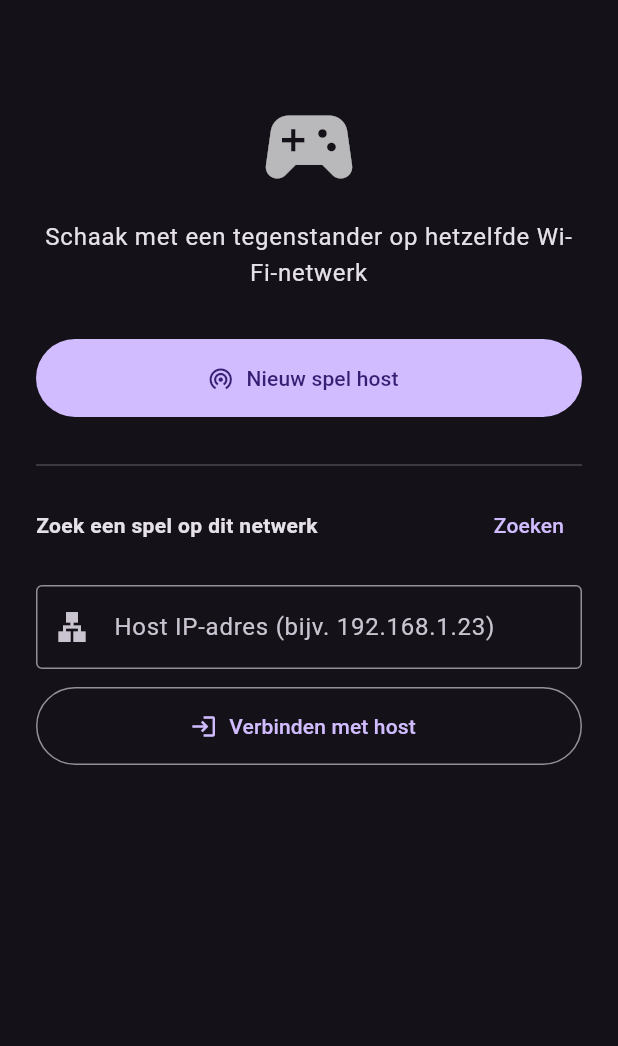
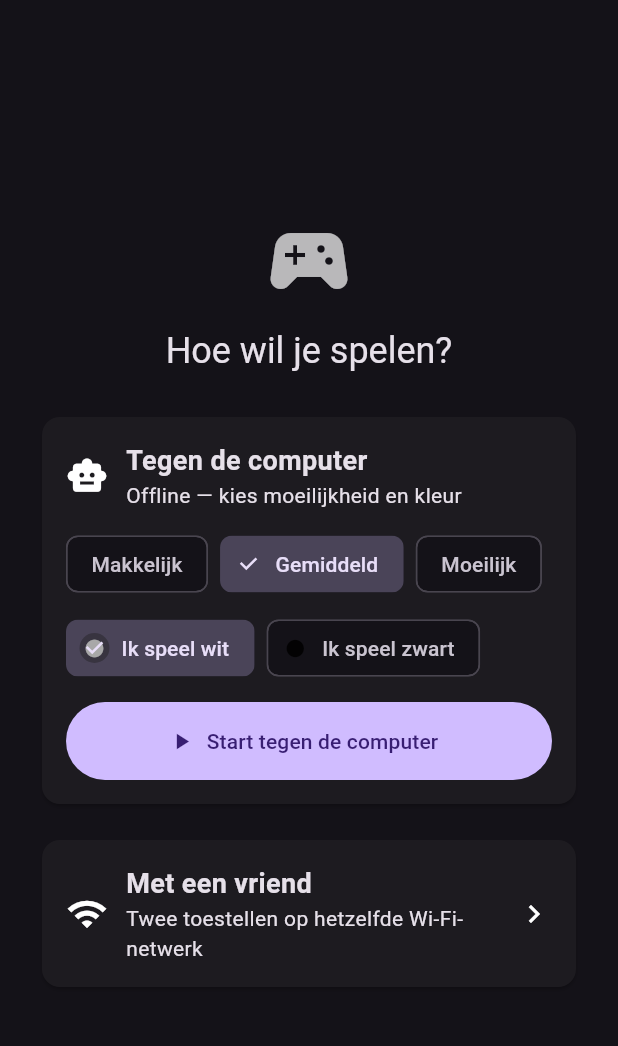
Before and after one commit to danield76799/Chess-multiplayer, a Flutter app: the screen it shows after launch, on a phone screen of 412 x 824 dp, the part 63-1109 px from its top. Run offline on Flutter 3.47's test engine with Material 3 defaults, Android fonts, the phone set to English and light mode, and no system bars; missing offline and left inert: chess, flutter_chess_board.

Commit message:
feat: singleplayer-modus tegen ingebouwde computer
- Nieuw opstartscherm met keuze: 'Tegen de computer' (makkelijk /
  gemiddeld / pittig, met kleurkeuze) of 'Met een vriend' (LAN, zoals
  voorheen).
- Minimax-engine met alpha-beta snoeiing en MVV-LVA-ordening
  (lib/services/chess_ai.dart), met materiaal + stuk-vierkanttabellen.
- SinglePlayerScreen met zet-terugdraaien, opnieuw beginnen en
  automatische AI-zet; draait volledig offline.
- Bestaande P2P-menu verschoven naar apart multiplayer-scherm.
- Tests voor de AI + bijgewerkte widget-test voor het nieuwe
  opstartscherm. Versie 1.2.0+3.

```diff
--- a/lib/main.dart
+++ b/lib/main.dart
@@ -1,7 +1,7 @@
 import 'package:flutter/material.dart';
 import 'package:provider/provider.dart';
 import 'services/p2p_chess_service.dart';
-import 'screens/menu_screen.dart';
+import 'screens/home_screen.dart';
 
 void main() {
   runApp(
@@ -20,7 +20,7 @@ class MyApp extends StatelessWidget {
     return MaterialApp(
       title: 'P2P Chess',
       theme: ThemeData.dark(useMaterial3: true),
-      home: const MenuScreen(),
+      home: const HomeScreen(),
     );
   }
 }
--- /dev/null
+++ b/lib/screens/home_screen.dart
@@ -0,0 +1,181 @@
+import 'package:flutter/material.dart';
+
+import '../services/chess_ai.dart';
+import 'menu_screen.dart';
+import 'single_player_screen.dart';
+
+/// Opstartscherm: kies tussen alleen spelen (tegen de computer)
+/// of met een vriend op hetzelfde Wi-Fi-netwerk.
+class HomeScreen extends StatefulWidget {
+  const HomeScreen({super.key});
+
+  @override
+  State<HomeScreen> createState() => _HomeScreenState();
+}
+
+class _HomeScreenState extends State<HomeScreen> {
+  AIDifficulty _aiDifficulty = AIDifficulty.normaal;
+  bool _playerWhite = true;
+
+  @override
+  Widget build(BuildContext context) {
+    final theme = Theme.of(context);
+    return Scaffold(
+      appBar: AppBar(title: const Text('P2P Chess')),
+      body: SafeArea(
+        child: Center(
+          child: ConstrainedBox(
+            constraints: const BoxConstraints(maxWidth: 520),
+            child: SingleChildScrollView(
+              padding: const EdgeInsets.all(24),
+              child: Column(
+                crossAxisAlignment: CrossAxisAlignment.stretch,
+                children: [
+                  const SizedBox(height: 8),
+                  const Icon(Icons.sports_esports, size: 64, color: Colors.white70),
+                  const SizedBox(height: 12),
+                  Text(
+                    'Hoe wil je spelen?',
+                    textAlign: TextAlign.center,
+                    style: theme.textTheme.headlineSmall,
+                  ),
+                  const SizedBox(height: 24),
+
+                  // ── Tegen de computer ─────────────────────────────
+                  Card(
+                    clipBehavior: Clip.antiAlias,
+                    child: Padding(
+                      padding: const EdgeInsets.all(16),
+                      child: Column(
+                        crossAxisAlignment: CrossAxisAlignment.stretch,
+                        children: [
+                          const Row(
+                            children: [
+                              Icon(Icons.smart_toy, size: 28),
+                              SizedBox(width: 12),
+                              Expanded(
+                                child: Column(
+                                  crossAxisAlignment: CrossAxisAlignment.start,
+                                  children: [
+                                    Text(
+                                      'Tegen de computer',
+                                      style: TextStyle(
+                                        fontSize: 18,
+                                        fontWeight: FontWeight.bold,
+                                      ),
+                                    ),
+                                    Text('Offline — kies moeilijkheid en kleur'),
+                                  ],
+                                ),
+                              ),
+                            ],
+                          ),
+                          const SizedBox(height: 12),
+                          Wrap(
+                            spacing: 8,
+                            children: [
+                              ChoiceChip(
+                                label: const Text('Makkelijk'),
+                                selected: _aiDifficulty == AIDifficulty.makkelijk,
+                                onSelected: (_) =>
+                                    setState(() => _aiDifficulty = AIDifficulty.makkelijk),
+                              ),
+                              ChoiceChip(
+                                label: const Text('Gemiddeld'),
+                                selected: _aiDifficulty == AIDifficulty.normaal,
+                                onSelected: (_) =>
+                                    setState(() => _aiDifficulty = AIDifficulty.normaal),
+                              ),
+                              ChoiceChip(
+                                label: const Text('Moeilijk'),
+                                selected: _aiDifficulty == AIDifficulty.moeilijk,
+                                onSelected: (_) =>
+                                    setState(() => _aiDifficulty = AIDifficulty.moeilijk),
+                              ),
+                            ],
+                          ),
+                          const SizedBox(height: 8),
+                          Wrap(
+                            spacing: 8,
+                            children: [
+                              ChoiceChip(
+                                avatar: const Icon(Icons.circle, size: 14, color: Colors.white),
+                                label: const Text('Ik speel wit'),
+                                selected: _playerWhite,
+                                onSelected: (_) => setState(() => _playerWhite = true),
+                              ),
+                              ChoiceChip(
+                                avatar: const Icon(Icons.circle, size: 14, color: Colors.black87),
+                                label: const Text('Ik speel zwart'),
+                                selected: !_playerWhite,
+                                onSelected: (_) => setState(() => _playerWhite = false),
+                              ),
+                            ],
+                          ),
+                          const SizedBox(height: 12),
+                          FilledButton.icon(
+                            onPressed: () => Navigator.push(
+                              context,
+                              MaterialPageRoute(
+                                builder: (_) => SinglePlayerScreen(
+                                  difficulty: _aiDifficulty,
+                                  playerIsWhite: _playerWhite,
+                                ),
+                              ),
+                            ),
+                            icon: const Icon(Icons.play_arrow),
+                            label: const Text('Start tegen de computer'),
+                            style: FilledButton.styleFrom(
+                              minimumSize: const Size.fromHeight(52),
+                            ),
+                          ),
+                        ],
+                      ),
+                    ),
+                  ),
+                  const SizedBox(height: 16),
+
+                  // ── Met een vriend via Wi-Fi ──────────────────────
+                  Card(
+                    clipBehavior: Clip.antiAlias,
+                    child: InkWell(
+                      onTap: () => Navigator.push(
+                        context,
+                        MaterialPageRoute(builder: (_) => const MenuScreen()),
+                      ),
+                      child: const Padding(
+                        padding: EdgeInsets.all(16),
+                        child: Row(
+                          children: [
+                            Icon(Icons.wifi, size: 28),
+                            SizedBox(width: 12),
+                            Expanded(
+                              child: Column(
+                                crossAxisAlignment: CrossAxisAlignment.start,
+                                children: [
+                                  Text(
+                                    'Met een vriend',
+                                    style: TextStyle(
+                                      fontSize: 18,
+                                      fontWeight: FontWeight.bold,
+                                    ),
+                                  ),
+                                  Text('Twee toestellen op hetzelfde Wi-Fi-netwerk'),
+                                ],
+                              ),
+                            ),
+                            Icon(Icons.chevron_right),
+                          ],
+                        ),
+                      ),
+                    ),
+                  ),
+                ],
+              ),
+            ),
+          ),
+        ),
+      ),
+    );
+  }
+}
--- a/lib/screens/menu_screen.dart
+++ b/lib/screens/menu_screen.dart
@@ -62,7 +62,7 @@ class _MenuScreenState extends State<MenuScreen> {
     final theme = Theme.of(context);
 
     return Scaffold(
-      appBar: AppBar(title: const Text('P2P Chess')),
+      appBar: AppBar(title: const Text('Met een vriend')),
       body: SingleChildScrollView(
         padding: const EdgeInsets.all(24),
         child: Column(
--- a/pubspec.yaml
+++ b/pubspec.yaml
@@ -1,7 +1,7 @@
 name: chess_multiplayer
 description: A P2P real-time multiplayer chess game.
 publish_to: 'none'
-version: 1.1.0+2
+version: 1.2.0+3
 
 environment:
   sdk: ^3.0.0
```
Also changed, not shown: lib/screens/single_player_screen.dart (added, +242 -0 lines), lib/services/chess_ai.dart (added, +205 -0 lines), 3 other files.
